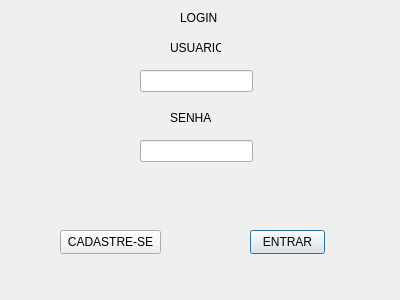
Qt form GUI_BIBLIOTECA/loginwindow.ui (gabriotz/Project-edoo) before a commit.
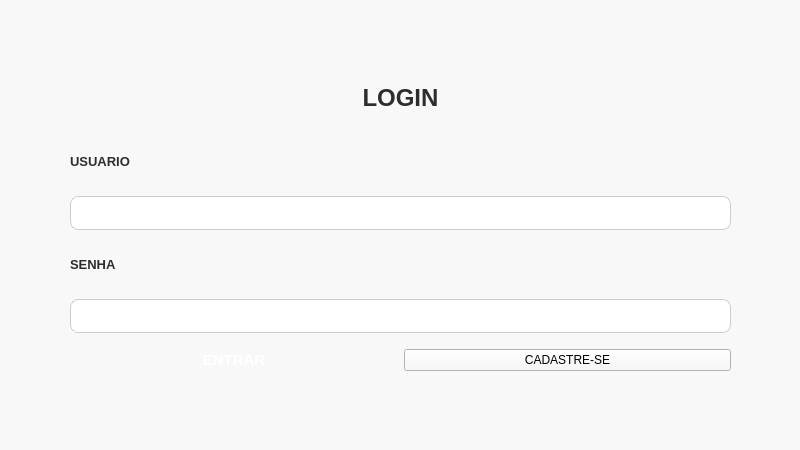
The same form after that commit.

Diff of the .ui file:
```diff
--- a/GUI_BIBLIOTECA/loginwindow.ui
+++ b/GUI_BIBLIOTECA/loginwindow.ui
@@ -6,97 +6,141 @@
    <rect>
     <x>0</x>
     <y>0</y>
-    <width>400</width>
-    <height>300</height>
+    <width>800</width>
+    <height>450</height>
    </rect>
   </property>
   <property name="windowTitle">
    <string>Dialog</string>
   </property>
-  <widget class="QLabel" name="label">
-   <property name="geometry">
-    <rect>
-     <x>180</x>
-     <y>10</y>
-     <width>41</width>
-     <height>16</height>
-    </rect>
-   </property>
-   <property name="text">
-    <string>LOGIN</string>
-   </property>
-  </widget>
-  <widget class="QLineEdit" name="loginLineEdit">
+  <property name="autoFillBackground">
+   <bool>false</bool>
+  </property>
+  <property name="styleSheet">
+   <string notr="true">background-color: rgb(248, 248, 248);</string>
+  </property>
+  <widget class="QWidget" name="">
    <property name="geometry">
     <rect>
-     <x>140</x>
+     <x>70</x>
      <y>70</y>
-     <width>113</width>
-     <height>22</height>
+     <width>661</width>
+     <height>311</height>
     </rect>
    </property>
-  </widget>
+   <layout class="QVBoxLayout" name="verticalLayout">
+    <item>
+     <widget class="QLabel" name="label">
+      <property name="text">
+       <string>&lt;html&gt;&lt;head/&gt;&lt;body&gt;&lt;p align=&quot;center&quot;&gt;&lt;span style=&quot; font-size:18pt; font-weight:700; color:#2D2D2D;&quot;&gt;LOGIN&lt;/span&gt;&lt;/p&gt;&lt;/body&gt;&lt;/html&gt;</string>
+      </property>
+     </widget>
+    </item>
+    <item>
   <widget class="QLabel" name="label_2">
-   <property name="geometry">
-    <rect>
-     <x>170</x>
-     <y>40</y>
-     <width>51</width>
-     <height>16</height>
-    </rect>
+      <property name="styleSheet">
+       <string notr="true">color: rgb(45, 45, 45);
+font: 9pt &quot;Segoe UI&quot;;</string>
    </property>
    <property name="text">
-    <string>USUARIO</string>
-   </property>
-  </widget>
+       <string>&lt;html&gt;&lt;head/&gt;&lt;body&gt;&lt;p&gt;&lt;span style=&quot; font-size:10pt; font-weight:700; color:#2d2d2d;&quot;&gt;USUARIO&lt;/span&gt;&lt;/p&gt;&lt;/body&gt;&lt;/html&gt;</string>
+      </property>
+     </widget>
+    </item>
+    <item>
+     <widget class="QLineEdit" name="loginLineEdit">
+      <property name="styleSheet">
+       <string notr="true">background-color: white;
+border: 1px solid #CCCCCC;
+padding: 8px;
+border-radius: 8px;
+color: #2D2D2D;
+outline: none; /* Remove a borda de foco padrão do SO */
+
+</string>
+      </property>
+      <property name="text">
+       <string/>
+      </property>
+     </widget>
+    </item>
+    <item>
   <widget class="QLabel" name="label_3">
-   <property name="geometry">
-    <rect>
-     <x>170</x>
-     <y>110</y>
-     <width>51</width>
-     <height>16</height>
-    </rect>
-   </property>
    <property name="text">
-    <string>SENHA</string>
-   </property>
-  </widget>
+       <string>&lt;html&gt;&lt;head/&gt;&lt;body&gt;&lt;p&gt;&lt;span style=&quot; font-size:10pt; font-weight:700; color:#2d2d2d;&quot;&gt;SENHA&lt;/span&gt;&lt;/p&gt;&lt;/body&gt;&lt;/html&gt;</string>
+      </property>
+     </widget>
+    </item>
+    <item>
   <widget class="QLineEdit" name="passwordLineEdit">
-   <property name="geometry">
-    <rect>
-     <x>140</x>
-     <y>140</y>
-     <width>113</width>
-     <height>22</height>
-    </rect>
-   </property>
-  </widget>
+      <property name="styleSheet">
+       <string notr="true">background-color: white;
+border: 1px solid #CCCCCC;
+padding: 8px;
+border-radius: 8px;
+color: #2D2D2D;
+outline: none; /* Remove a borda de foco padrão do SO */</string>
+      </property>
+      <property name="text">
+       <string/>
+      </property>
+     </widget>
+    </item>
+    <item>
+     <layout class="QHBoxLayout" name="horizontalLayout">
+      <item>
   <widget class="QPushButton" name="loginButton">
-   <property name="geometry">
-    <rect>
-     <x>250</x>
-     <y>230</y>
-     <width>75</width>
-     <height>24</height>
-    </rect>
+        <property name="styleSheet">
+         <string notr="true">background: qlineargradient(
+    x1:0, y1:0, x2:1, y2:0,
+    stop:0 #8B0000, stop:1 #ED1C24
+);
+color: white;
+border: none;
+padding: 12px 20px;
+font-size: 15px;
+font-weight: bold;
+border-radius: 10px;
+text-align: center;
+
+</string>
    </property>
    <property name="text">
     <string>ENTRAR</string>
    </property>
   </widget>
+      </item>
+      <item>
   <widget class="QPushButton" name="registerButton">
-   <property name="geometry">
-    <rect>
-     <x>60</x>
-     <y>230</y>
-     <width>101</width>
-     <height>24</height>
-    </rect>
+        <property name="styleSheet">
+         <string notr="true">background: qlineargradient(
+    x1:0, y1:0, x2:1, y2:0,
+    stop:0 #8B0000, stop:1 #ED1C24
+);
+color: white;
+border: none;
+padding: 12px 20px;
+font-size: 15px;
+font-weight: bold;
+border-radius: 10px;
+text-align: center;
+
+hover {
+    background: qlineargradient(
+        x1:0, y1:0, x2:1, y2:0,
+        stop:0 #A00000, stop:1 #FF3030
+    );
+}
+</string>
    </property>
    <property name="text">
     <string>CADASTRE-SE</string>
    </property>
+       </widget>
+      </item>
+     </layout>
+    </item>
+   </layout>
   </widget>
  </widget>
  <resources/>
```
Lines whose indentation alone changed are shown as unchanged.
